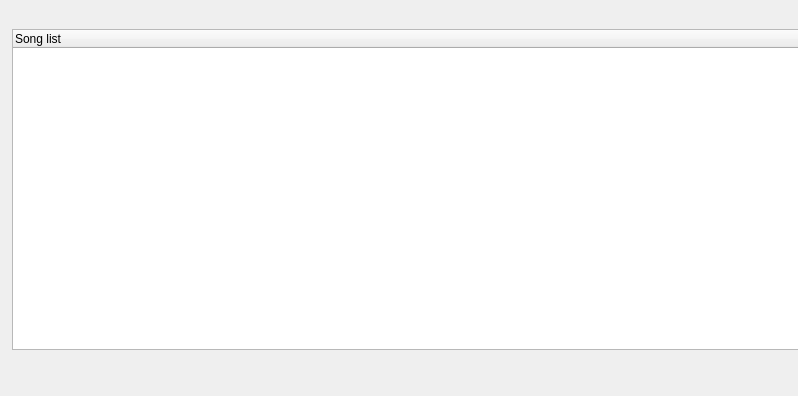
Old version of the form gui/src/PlaylistEditor/PlaylistDialog_UI.ui in the repository hydrogen-music/hydrogen.
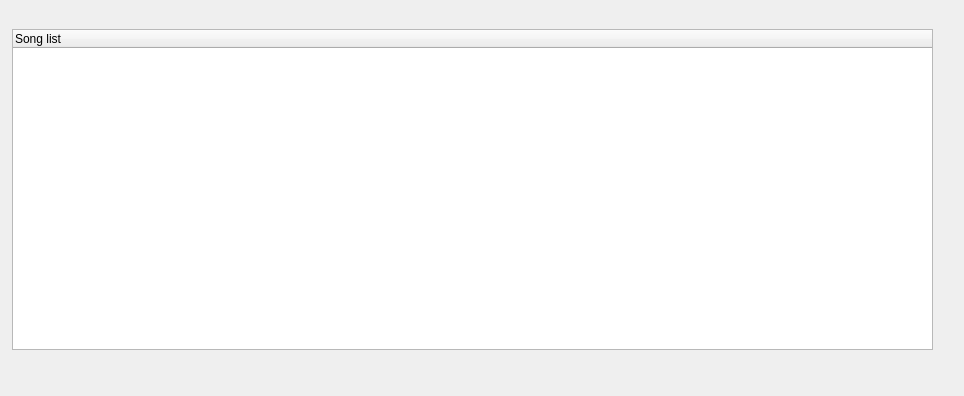
New version of the form.

Commit message: change width from "789" back to old value "964"

```diff
--- a/gui/src/PlaylistEditor/PlaylistDialog_UI.ui
+++ b/gui/src/PlaylistEditor/PlaylistDialog_UI.ui
@@ -5,7 +5,7 @@
    <rect>
     <x>0</x>
     <y>0</y>
-    <width>798</width>
+    <width>964</width>
     <height>396</height>
    </rect>
   </property>
```
